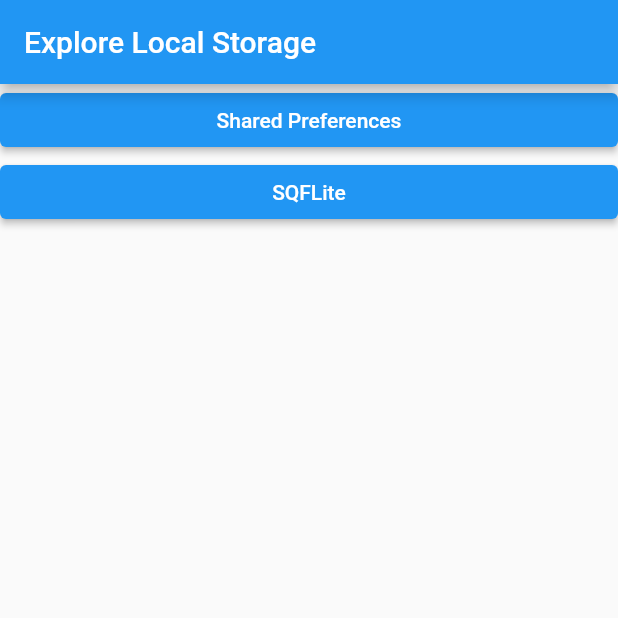
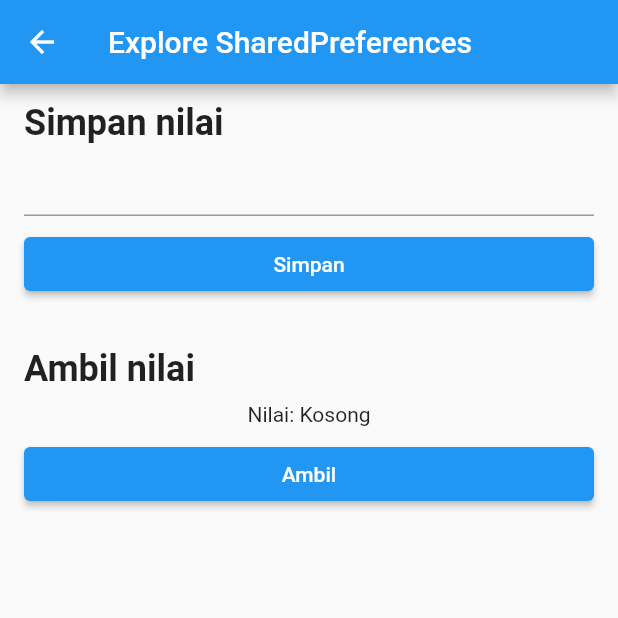
Before and after one commit to IkhwanSI13/explore_storage, a Flutter app: the screen it shows after launch, after a tap on "Shared Preferences", on a phone screen of 412 x 824 dp, the top half of it. Run offline on Flutter 3.47's test engine with Material 2 defaults, Android fonts, the phone set to English and light mode, and no system bars; our stand-ins replace go_router, shared_preferences, sqflite; accounts and stored records are empty.

Commit message:
[add] shared_preferences feature

```diff
--- a/lib/main.dart
+++ b/lib/main.dart
@@ -2,6 +2,7 @@ import 'package:explore_storage/screen/students_screen.dart';
 import 'package:flutter/material.dart';
 import 'package:go_router/go_router.dart';
 
+import 'screen/example_screen.dart';
 import 'screen/main_screen.dart';
 
 void main() {
@@ -17,6 +18,12 @@ final GoRouter _router = GoRouter(
         return const MainScreen();
       },
       routes: <RouteBase>[
+        GoRoute(
+          path: 'example',
+          builder: (BuildContext context, GoRouterState state) {
+            return const ExampleScreen();
+          },
+        ),
         GoRoute(
           path: 'students',
           builder: (BuildContext context, GoRouterState state) {
--- /dev/null
+++ b/lib/models/example_model.dart
@@ -0,0 +1,30 @@
+// To parse this JSON data, do
+//
+//     final exampleModel = exampleModelFromJson(jsonString);
+
+import 'dart:convert';
+
+ExampleModel exampleModelFromJson(String str) =>
+    ExampleModel.fromJson(json.decode(str));
+
+String exampleModelToJson(ExampleModel data) => json.encode(data.toJson());
+
+class ExampleModel {
+  ExampleModel({
+    required this.greeting,
+    required this.instructions,
+  });
+
+  String greeting;
+  List<String> instructions;
+
+  factory ExampleModel.fromJson(Map<String, dynamic> json) => ExampleModel(
+        greeting: json["greeting"],
+        instructions: List<String>.from(json["instructions"].map((x) => x)),
+      );
+
+  Map<String, dynamic> toJson() => {
+        "greeting": greeting,
+        "instructions": List<dynamic>.from(instructions.map((x) => x)),
+      };
+}
--- /dev/null
+++ b/lib/repository/local/shared_preferences.dart
@@ -0,0 +1,36 @@
+import 'package:shared_preferences/shared_preferences.dart';
+
+import '../../models/example_model.dart';
+
+class MySharedPref {
+  static const String keyValue = "value";
+  static const String keyExampleModel = "exampleModel";
+
+  Future<SharedPreferences> getPreferences() async =>
+      await SharedPreferences.getInstance();
+
+  setValue(String value) async {
+    (await getPreferences()).setString(keyValue, value);
+  }
+
+  Future<String?> getValue() async =>
+      (await getPreferences()).getString(keyValue);
+
+  setModel(ExampleModel model) async {
+    (await getPreferences())
+        .setString(keyExampleModel, exampleModelToJson(model));
+  }
+
+  Future<ExampleModel?> getModel() async {
+    var data = (await getPreferences()).getString(keyExampleModel);
+    if (data != null) return exampleModelFromJson(data);
+    return null;
+  }
+
+  Future<bool> clearAllData() async {
+    var sharedPref = await SharedPreferences.getInstance();
+    sharedPref.remove(keyValue);
+    sharedPref.remove(keyExampleModel);
+    return true;
+  }
+}
--- /dev/null
+++ b/lib/screen/example_screen.dart
@@ -0,0 +1,86 @@
+import 'package:flutter/material.dart';
+
+import '../repository/local/shared_preferences.dart';
+
+class ExampleScreen extends StatefulWidget {
+  const ExampleScreen({super.key});
+
+  @override
+  State<ExampleScreen> createState() => _ExampleScreenState();
+}
+
+class _ExampleScreenState extends State<ExampleScreen> {
+  final MySharedPref _mySharedPref = MySharedPref();
+
+  String _value = "Kosong";
+  final TextEditingController _inputController = TextEditingController();
+
+  @override
+  Widget build(BuildContext context) {
+    return Scaffold(
+      appBar: AppBar(
+        title: const Text("Explore SharedPreferences"),
+      ),
+      body: Container(
+        margin: const EdgeInsets.symmetric(
+          vertical: 12,
+          horizontal: 16,
+        ),
+        child: Column(
+          crossAxisAlignment: CrossAxisAlignment.stretch,
+          mainAxisSize: MainAxisSize.min,
+          children: [
+            const Text(
+              "Simpan nilai",
+              style: TextStyle(
+                fontWeight: FontWeight.bold,
+                fontSize: 24,
+              ),
+            ),
+            Container(
+              margin: const EdgeInsets.only(
+                bottom: 8,
+              ),
+              child: TextField(
+                controller: _inputController,
+              ),
+            ),
+            ElevatedButton(
+              onPressed: () {
+                _mySharedPref.setValue(_inputController.value.text);
+                _inputController.text = "";
+              },
+              child: const Text("Simpan"),
+            ),
+            Container(
+              margin: const EdgeInsets.only(top: 32, bottom: 8),
+              child: const Text(
+                "Ambil nilai",
+                style: TextStyle(
+                  fontWeight: FontWeight.bold,
+                  fontSize: 24,
+                ),
+              ),
+            ),
+            Container(
+              margin: const EdgeInsets.only(bottom: 8),
+              child: Center(
+                child: Text("Nilai: $_value"),
+              ),
+            ),
+            ElevatedButton(
+              onPressed: () {
+                setState(() {
+                  _mySharedPref.getValue().then((value) {
+                    if (value != null) _value = value;
+                  });
+                });
+              },
+              child: const Text("Ambil"),
+            )
+          ],
+        ),
+      ),
+    );
+  }
+}
--- a/lib/screen/main_screen.dart
+++ b/lib/screen/main_screen.dart
@@ -19,7 +19,9 @@ class _MainScreenState extends State<MainScreen> {
         crossAxisAlignment: CrossAxisAlignment.stretch,
         children: [
           ElevatedButton(
-            onPressed: () {},
+            onPressed: () {
+              context.go('/example');
+            },
             child: const Text("Shared Preferences"),
           ),
           ElevatedButton(
--- a/pubspec.yaml
+++ b/pubspec.yaml
@@ -14,6 +14,8 @@ dependencies:
 
   cupertino_icons: ^1.0.2
   go_router: ^8.0.1
+
+  shared_preferences: ^2.1.2
   sqflite: ^2.2.8+4
 
 dev_dependencies:
```
Also changed, not shown: pubspec.lock.
